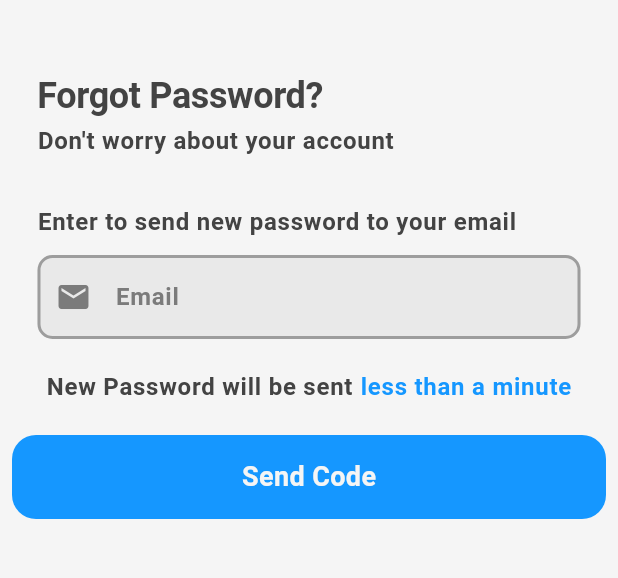
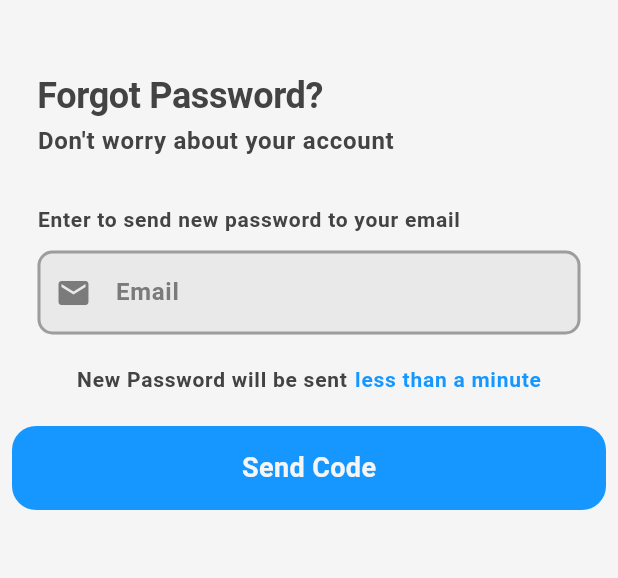
Before and after one commit to PhuocDinh462/student_hub, a Flutter app: the screen it shows after launch, after a tap on "Forgot Password?", on a phone screen of 412 x 824 dp, the part 84-662 px from its top. Run offline on Flutter 3.47's test engine with Material 3 defaults, Android fonts, the phone set to English and light mode, and no system bars; drawn by our look-alikes of loader_overlay; our stand-ins replace awesome_snackbar_content, dio, dotted_border, dropdown_search, equatable, file_picker and 10 more; missing offline and left inert: country_flags, language_code, month_year_picker; accounts and stored records are empty; generated files the repository leaves out were written again.

Commit message:
fix: fix theme background

```diff
--- a/lib/constants/theme.dart
+++ b/lib/constants/theme.dart
@@ -36,7 +36,6 @@ class AppTheme {
       surfaceTint: primary_300,
       surface: text_50,
       onSurface: text_500,
-      background: text_900,
       outline: Colors.transparent,
       onSecondary: Colors.white,
     ),
--- a/lib/screens/authentication/forgot_password.dart
+++ b/lib/screens/authentication/forgot_password.dart
@@ -107,7 +107,7 @@ class _ForgotPasswordState extends State<ForgotPassword> {
                       style: Theme.of(context)
                           .textTheme
                           .bodyLarge
-                          ?.copyWith(fontWeight: FontWeight.bold),
+                          ?.copyWith(fontWeight: FontWeight.bold, fontSize: 14),
                     ),
                   ],
                 ),
@@ -131,16 +131,19 @@ class _ForgotPasswordState extends State<ForgotPassword> {
                     children: [
                       Text(
                         'New Password will be sent',
-                        style: Theme.of(context)
-                            .textTheme
-                            .bodyLarge
-                            ?.copyWith(fontWeight: FontWeight.bold),
+                        style: Theme.of(context).textTheme.bodyLarge?.copyWith(
+                              fontWeight: FontWeight.bold,
+                              fontSize: 14,
+                            ),
                       ),
                       const Gap(5),
                       Text(
                         'less than a minute',
                         style: Theme.of(context).textTheme.bodyLarge?.copyWith(
-                            fontWeight: FontWeight.bold, color: primary_300),
+                              fontWeight: FontWeight.bold,
+                              color: primary_300,
+                              fontSize: 14,
+                            ),
                       ),
                     ],
                   ),
--- a/lib/screens/authentication/login.dart
+++ b/lib/screens/authentication/login.dart
@@ -146,7 +146,7 @@ class _LoginState extends State<Login> {
               colors: [
                 linearColor1,
                 linearColor2,
-                Color(0xff00C853),
+                linearColor3,
               ],
             ),
           ),
@@ -155,8 +155,8 @@ class _LoginState extends State<Login> {
             children: [
               const Gap(50),
               Image.asset(
-                'assets/images/avatar.jpg',
-                width: MediaQuery.of(context).size.width / 5,
+                'assets/images/Coding-workshop.png',
+                width: MediaQuery.of(context).size.width / 3,
               ),
               const Gap(20),
               Text(
```
Also changed, not shown: assets/images/student_hub_logo.png (added), 2 other files.
